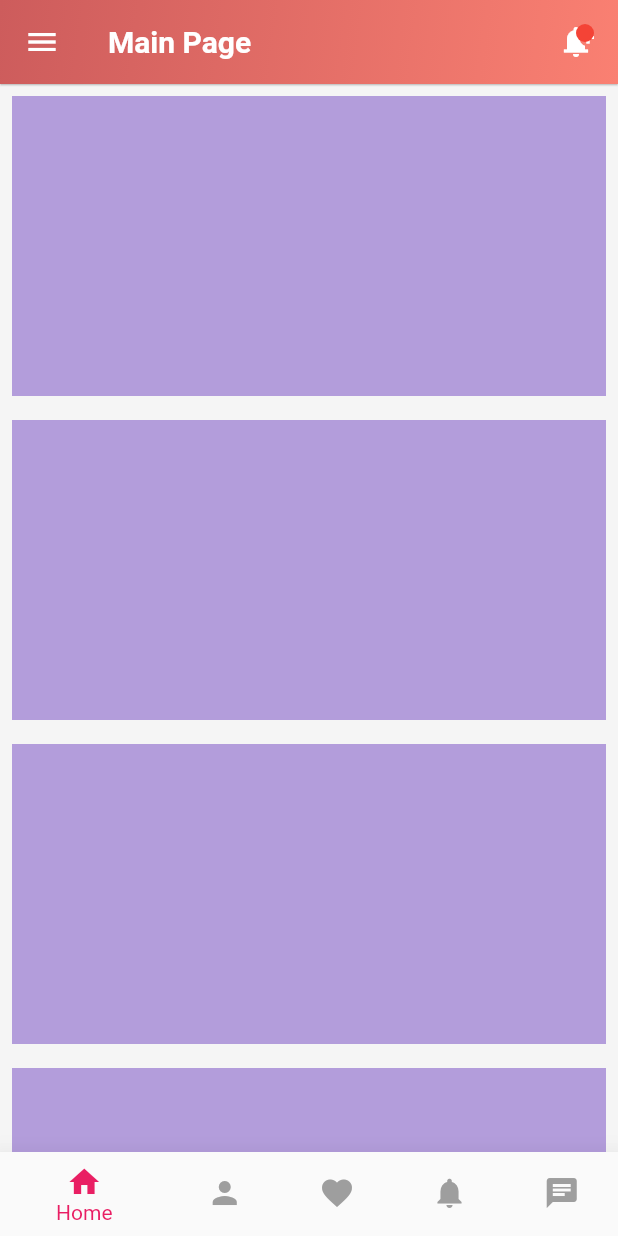
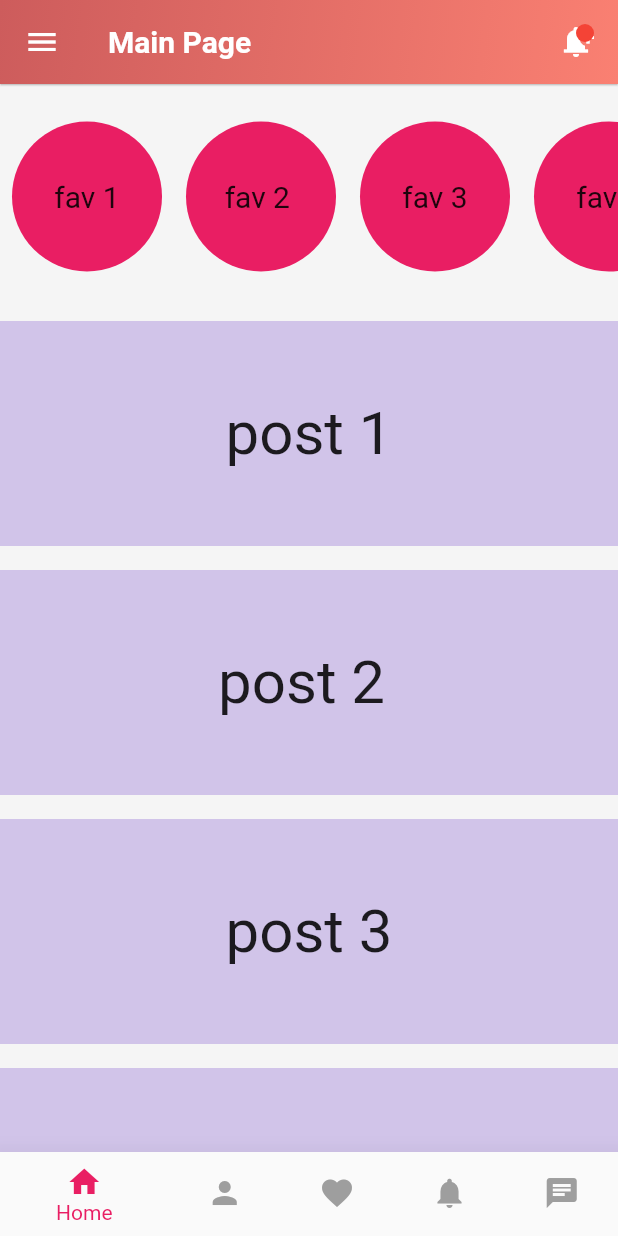
Before and after one commit to KritikVizGenc/m2m_flutter_main, a Flutter app: the MainPage screen opened directly, on a phone screen of 412 x 824 dp. Run offline on Flutter 3.47's test engine with Material 2 defaults, Android fonts, the phone set to English and light mode, and no system bars; our stand-ins replace font_awesome_flutter, hexcolor, snippet_coder_utils; missing offline and left inert: api_cache_manager, dart:html.

Commit message:
main page
main page scroll

```diff
--- /dev/null
+++ b/lib/circle.dart
@@ -0,0 +1,35 @@
+import 'package:flutter/material.dart';
+
+class MyCircle extends StatelessWidget{
+
+final child;
+
+MyCircle({ required this.child});
+ @override
+  Widget build(BuildContext context){
+    return
+Padding(
+
+        padding: const EdgeInsets.all(8.0),
+
+        child: Container(
+
+          height: 100,
+
+          width: 100,
+
+          decoration: BoxDecoration(
+
+            shape: BoxShape.circle,
+
+            color: Colors.pink,
+
+            ),
+  child: Center(child: Text(child,style: TextStyle(fontSize: 20),)),
+        ),
+
+      );
+
+
+  }
+}
--- a/lib/pages/main_page.dart
+++ b/lib/pages/main_page.dart
@@ -1,6 +1,8 @@
 import 'package:flutter/cupertino.dart';
 import 'package:flutter/material.dart';
 import 'package:flutter/services.dart';
+import 'package:m2m_flutter_main/circle.dart';
+import 'package:m2m_flutter_main/square.dart';
 import 'login_page.dart';
 import 'mentee_page.dart';
 import 'mentor_page.dart';
@@ -8,28 +10,31 @@ import 'splash_screen.dart';
 import 'widgets/header_widget.dart';
 import 'package:m2m_flutter_main/common/drawer.dart';
 import 'package:m2m_flutter_main/common/Bottom_Bar.dart';
-//import 'package:'
 
+import 'package:m2m_flutter_main/square.dart';
 import 'registiration_page.dart';
 
-class MainPage extends StatefulWidget{
+class MainPage extends StatelessWidget{
+final List _posts = ['post 1',
+'post 2 ',
+'post 3',
+'post 4',
 
-  @override
-  State<StatefulWidget> createState() {
-    return _MainPageState();
-  }
-}
+];
+final List _stories = ['fav 1',
+'fav 2 ',
+'fav 3',
+'fav 4',
+'fav 5',
 
-class _MainPageState extends State<MainPage>{
+];
 
-  double  _drawerIconSize = 24;
-  double _drawerFontSize = 17;
 
   @override
   Widget build(BuildContext context) {
-    return SafeArea(
 
-   child : Scaffold(
+
+   return Scaffold(
       drawer: DrawerHelp(),
        bottomNavigationBar: BottomBar(),
       appBar: AppBar(
@@ -69,82 +74,41 @@ class _MainPageState extends State<MainPage>{
           )
         ],
       ),
+body: Column(
 
-body: ListView(
-  physics: NeverScrollableScrollPhysics(),
-
-  children: [
-Padding(
-  padding: const EdgeInsets.all(8.0),
-  child:   Container(
-
-  height: 200,
-
-  color: Colors.deepPurple[200],
-
-
-  ),
-),
-Padding(
-  padding: const EdgeInsets.all(8.0),
-  child:   Container(
-
-  height: 200,
-
-  color: Colors.deepPurple[200],
-
-
-
-  ),
-),
-
-Padding(
-  padding: const EdgeInsets.all(8.0),
-  child:   Container(
-
-  height: 200,
-
-  color: Colors.deepPurple[200],
-
-
+children :[
+Container(
+ height: 150,
+  child: ListView.builder(
+    itemCount: _stories.length,
+    scrollDirection: Axis.horizontal,
+    itemBuilder: (context,index){
+return MyCircle(
+  child: _stories[index],
+);
+  }),
 
   ),
 
-),
-Padding(
-  padding: const EdgeInsets.all(8.0),
-  child:   Container(
 
-  height: 200,
-
-  color: Colors.deepPurple[200],
+  Expanded(
 
 
+child: ListView.builder(
 
-  ),
+  itemCount: _posts.length,
+  itemBuilder: (context,index){
+
+  return MySquare(
+    child: _posts[index],
+
+  );
+}),
+
 ),
-
-
 ],
-
-
-
-
-
-
-
-)
-
-
-
-
-
-
-
-
-
     ),
-    );
+   );
   }
 
 }
--- a/lib/square.dart
+++ b/lib/square.dart
@@ -5,16 +5,20 @@ import 'package:flutter/material.dart';
 
 
 class MySquare extends StatelessWidget {
+  final String child;
+  MySquare({ required this.child});
 
-
-  @override
    @override
   Widget build(BuildContext context) {
     return Padding(
-      padding: const EdgeInsets.all(8.0),
+      padding: const EdgeInsets.symmetric(vertical : 8.0),
       child: Container(
-        height: 200,
-        color: Colors.deepPurple[200],
+        height: 150,
+        color: Colors.deepPurple[100],
+        child: Center(child:
+         Text(child,
+         style: TextStyle(fontSize: 40 ),)),
+
       ),
     );
   }
```
